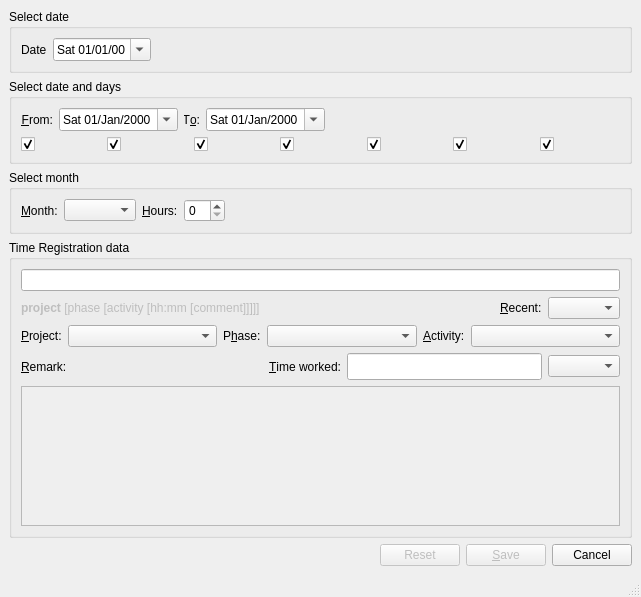
Before: the Qt Designer form src/pyuac_edit.ui in develer-staff/pyuac, drawn with Qt 5.
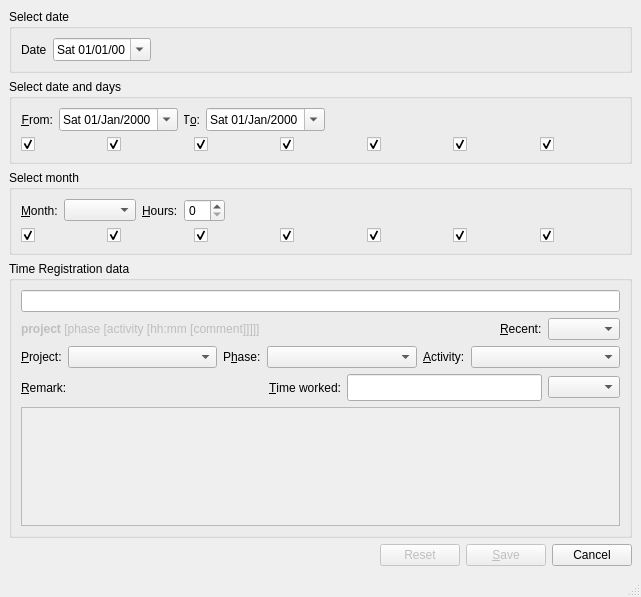
After: the same form once the commit is applied. Icons and pictures are not drawn.

Commit message: Modifica dell'interfacci di TimeregWindow per inserimenti mensili, con aggiunta di checkbox per i giorni del mese in cui si è lavorato, una comboBox che prende i nomi dei mesi da locale e una spinbox che prende il numero di ore totali mensili da spalmare. Il meccanismo di registrazione non è ancora implementato.

Diff of the .ui file:
```diff
--- a/src/pyuac_edit.ui
+++ b/src/pyuac_edit.ui
@@ -26,13 +26,7 @@
      <height>575</height>
     </rect>
    </property>
-   <layout class="QVBoxLayout" >
-    <property name="spacing" >
-     <number>6</number>
-    </property>
-    <property name="margin" >
-     <number>9</number>
-    </property>
+   <layout class="QVBoxLayout" name="verticalLayout_3" >
     <item>
      <widget class="QGroupBox" name="dateGroupBox" >
       <property name="title" >
@@ -239,7 +233,9 @@
       <property name="title" >
        <string>Select month</string>
       </property>
-      <layout class="QHBoxLayout" name="horizontalLayout_3" >
+      <layout class="QVBoxLayout" name="verticalLayout_2" >
+       <item>
+        <layout class="QHBoxLayout" name="horizontalLayout_4" >
        <item>
         <widget class="QLabel" name="label" >
          <property name="text" >
@@ -278,6 +274,82 @@
           </size>
          </property>
         </spacer>
+         </item>
+        </layout>
+       </item>
+       <item>
+        <layout class="QHBoxLayout" name="horizontalLayout_5" >
+         <item>
+          <widget class="QCheckBox" name="monMonthCheckBox" >
+           <property name="text" >
+            <string/>
+           </property>
+           <property name="checked" >
+            <bool>true</bool>
+           </property>
+          </widget>
+         </item>
+         <item>
+          <widget class="QCheckBox" name="tueMonthCheckBox" >
+           <property name="text" >
+            <string/>
+           </property>
+           <property name="checked" >
+            <bool>true</bool>
+           </property>
+          </widget>
+         </item>
+         <item>
+          <widget class="QCheckBox" name="wedMonthCheckBox" >
+           <property name="text" >
+            <string/>
+           </property>
+           <property name="checked" >
+            <bool>true</bool>
+           </property>
+          </widget>
+         </item>
+         <item>
+          <widget class="QCheckBox" name="thuMonthCheckBox" >
+           <property name="text" >
+            <string/>
+           </property>
+           <property name="checked" >
+            <bool>true</bool>
+           </property>
+          </widget>
+         </item>
+         <item>
+          <widget class="QCheckBox" name="friMonthCheckBox" >
+           <property name="text" >
+            <string/>
+           </property>
+           <property name="checked" >
+            <bool>true</bool>
+           </property>
+          </widget>
+         </item>
+         <item>
+          <widget class="QCheckBox" name="satMonthCheckBox" >
+           <property name="text" >
+            <string/>
+           </property>
+           <property name="checked" >
+            <bool>true</bool>
+           </property>
+          </widget>
+         </item>
+         <item>
+          <widget class="QCheckBox" name="sunMonthCheckBox" >
+           <property name="text" >
+            <string/>
+           </property>
+           <property name="checked" >
+            <bool>true</bool>
+           </property>
+          </widget>
+         </item>
+        </layout>
        </item>
       </layout>
      </widget>
```
Lines whose indentation alone changed are shown as unchanged. The commit also changes 1 other file.
